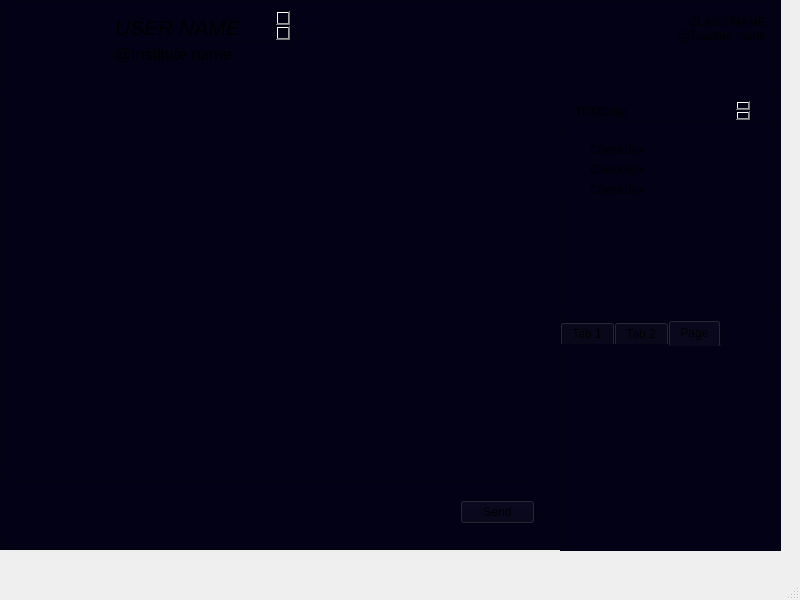
Before: the Qt Designer form student/student class.ui in HKSinha510/byteverse-kamiko_chaan, drawn with Qt 5.
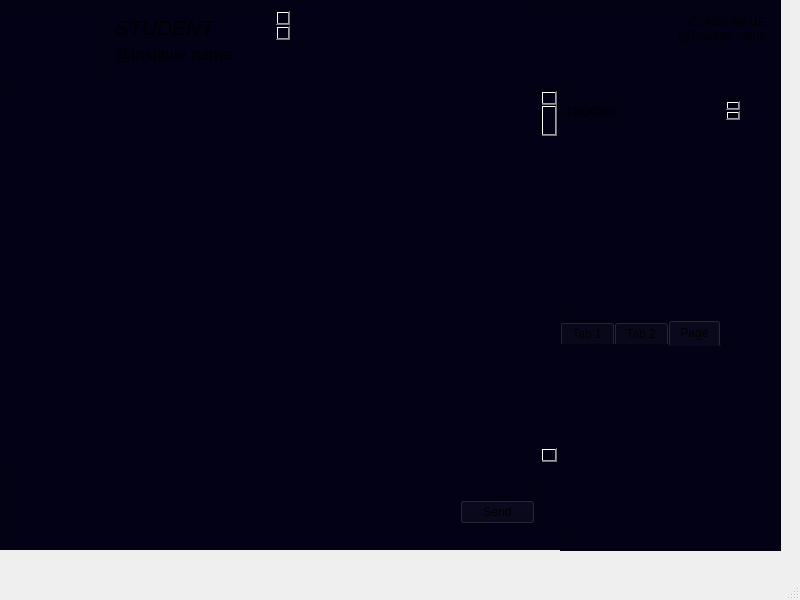
After: the same form once the commit is applied. The open tabs and pages were chosen to show the change.

What changed in the file:
```diff
--- a/student/student class.ui
+++ b/student/student class.ui
@@ -49,7 +49,7 @@
 li.unchecked::marker { content: &quot;\2610&quot;; }
 li.checked::marker { content: &quot;\2612&quot;; }
 &lt;/style&gt;&lt;/head&gt;&lt;body style=&quot; font-family:'Segoe UI'; font-size:9pt; font-weight:400; font-style:normal;&quot;&gt;
-&lt;p style=&quot; margin-top:0px; margin-bottom:0px; margin-left:0px; margin-right:0px; -qt-block-indent:0; text-indent:0px;&quot;&gt;&lt;span style=&quot; font-size:16pt; font-style:italic;&quot;&gt;USER NAME&lt;/span&gt;&lt;/p&gt;&lt;/body&gt;&lt;/html&gt;</string>
+&lt;p style=&quot; margin-top:0px; margin-bottom:0px; margin-left:0px; margin-right:0px; -qt-block-indent:0; text-indent:0px;&quot;&gt;&lt;span style=&quot; font-size:16pt; font-style:italic;&quot;&gt;STUDENT NAME&lt;/span&gt;&lt;/p&gt;&lt;/body&gt;&lt;/html&gt;</string>
      </property>
     </widget>
     <widget class="QTextEdit" name="Institutename">
@@ -91,7 +91,7 @@
       <enum>QFrame::Shadow::Raised</enum>
      </property>
     </widget>
-    <widget class="QTextEdit" name="textEdit">
+    <widget class="QTextEdit" name="Class_info">
      <property name="geometry">
       <rect>
        <x>540</x>
@@ -153,6 +153,29 @@
         <height>379</height>
        </rect>
       </property>
+      <widget class="QScrollBar" name="verticalScrollBar">
+       <property name="geometry">
+        <rect>
+         <x>540</x>
+         <y>0</y>
+         <width>16</width>
+         <height>371</height>
+        </rect>
+       </property>
+       <property name="orientation">
+        <enum>Qt::Orientation::Vertical</enum>
+       </property>
+      </widget>
+      <widget class="QListWidget" name="messagedisplay">
+       <property name="geometry">
+        <rect>
+         <x>0</x>
+         <y>0</y>
+         <width>541</width>
+         <height>371</height>
+        </rect>
+       </property>
+      </widget>
      </widget>
     </widget>
    </widget>
@@ -230,6 +253,12 @@
        <height>221</height>
       </rect>
      </property>
+     <property name="whatsThis">
+      <string>&lt;html&gt;&lt;head/&gt;&lt;body&gt;&lt;p&gt;Online&lt;/p&gt;&lt;/body&gt;&lt;/html&gt;</string>
+     </property>
+     <property name="styleSheet">
+      <string notr="true"/>
+     </property>
      <property name="currentIndex">
       <number>0</number>
      </property>
@@ -237,13 +266,13 @@
       <attribute name="title">
        <string>Tab 1</string>
       </attribute>
-      <widget class="QListView" name="listView_3">
+      <widget class="QListWidget" name="All_display">
        <property name="geometry">
         <rect>
          <x>0</x>
          <y>0</y>
-         <width>211</width>
-         <height>201</height>
+         <width>221</width>
+         <height>191</height>
         </rect>
        </property>
       </widget>
@@ -252,13 +281,13 @@
       <attribute name="title">
        <string>Tab 2</string>
       </attribute>
-      <widget class="QListView" name="listView_2">
+      <widget class="QListWidget" name="Online_display">
        <property name="geometry">
         <rect>
          <x>0</x>
          <y>0</y>
-         <width>211</width>
-         <height>201</height>
+         <width>221</width>
+         <height>191</height>
         </rect>
        </property>
       </widget>
@@ -267,13 +296,13 @@
       <attribute name="title">
        <string>Page</string>
       </attribute>
-      <widget class="QListView" name="listView">
+      <widget class="QListWidget" name="star_display">
        <property name="geometry">
         <rect>
          <x>0</x>
-         <y>1</y>
-         <width>211</width>
-         <height>201</height>
+         <y>0</y>
+         <width>221</width>
+         <height>191</height>
         </rect>
        </property>
       </widget>
@@ -305,7 +334,7 @@
     <widget class="QStackedWidget" name="stackedWidget">
      <property name="geometry">
       <rect>
-       <x>10</x>
+       <x>0</x>
        <y>10</y>
        <width>211</width>
        <height>201</height>
@@ -316,20 +345,10 @@
 background-color: rgb(3, 1, 21);</string>
      </property>
      <property name="currentIndex">
-      <number>1</number>
+      <number>0</number>
      </property>
      <widget class="QWidget" name="TODO">
-      <widget class="QListView" name="List">
-       <property name="geometry">
-        <rect>
-         <x>-10</x>
-         <y>20</y>
-         <width>221</width>
-         <height>191</height>
-        </rect>
-       </property>
-      </widget>
-      <widget class="QPlainTextEdit" name="Tabname">
+      <widget class="QTextEdit" name="textEdit_3">
        <property name="geometry">
         <rect>
          <x>0</x>
@@ -338,74 +357,59 @@
          <height>21</height>
         </rect>
        </property>
-       <property name="plainText">
-        <string>TODO list</string>
+       <property name="html">
+        <string>&lt;!DOCTYPE HTML PUBLIC &quot;-//W3C//DTD HTML 4.0//EN&quot; &quot;http://www.w3.org/TR/REC-html40/strict.dtd&quot;&gt;
+&lt;html&gt;&lt;head&gt;&lt;meta name=&quot;qrichtext&quot; content=&quot;1&quot; /&gt;&lt;meta charset=&quot;utf-8&quot; /&gt;&lt;style type=&quot;text/css&quot;&gt;
+p, li { white-space: pre-wrap; }
+hr { height: 1px; border-width: 0; }
+li.unchecked::marker { content: &quot;\2610&quot;; }
+li.checked::marker { content: &quot;\2612&quot;; }
+&lt;/style&gt;&lt;/head&gt;&lt;body style=&quot; font-family:'Segoe UI'; font-size:9pt; font-weight:400; font-style:normal;&quot;&gt;
+&lt;p style=&quot; margin-top:0px; margin-bottom:0px; margin-left:0px; margin-right:0px; -qt-block-indent:0; text-indent:0px;&quot;&gt;TODO list&lt;/p&gt;&lt;/body&gt;&lt;/html&gt;</string>
        </property>
       </widget>
-      <widget class="QCheckBox" name="checkBox">
+      <widget class="QListWidget" name="listWidget_2">
        <property name="geometry">
         <rect>
-         <x>0</x>
-         <y>40</y>
-         <width>78</width>
-         <height>20</height>
+         <x>-10</x>
+         <y>20</y>
+         <width>221</width>
+         <height>192</height>
         </rect>
-       </property>
-       <property name="text">
-        <string>CheckBox</string>
-       </property>
-      </widget>
-      <widget class="QCheckBox" name="checkBox_2">
-       <property name="geometry">
-        <rect>
-         <x>0</x>
-         <y>60</y>
-         <width>78</width>
-         <height>20</height>
-        </rect>
-       </property>
-       <property name="text">
-        <string>CheckBox</string>
-       </property>
-      </widget>
-      <widget class="QCheckBox" name="checkBox_3">
-       <property name="geometry">
-        <rect>
-         <x>0</x>
-         <y>80</y>
-         <width>78</width>
-         <height>20</height>
-        </rect>
-       </property>
-       <property name="text">
-        <string>CheckBox</string>
        </property>
       </widget>
      </widget>
      <widget class="QWidget" name="Nextclass">
-      <widget class="QListWidget" name="listWidget">
+      <widget class="QTextEdit" name="nextclass_title">
        <property name="geometry">
         <rect>
-         <x>-10</x>
+         <x>0</x>
+         <y>0</y>
+         <width>181</width>
+         <height>21</height>
+        </rect>
+       </property>
+       <property name="html">
+        <string>&lt;!DOCTYPE HTML PUBLIC &quot;-//W3C//DTD HTML 4.0//EN&quot; &quot;http://www.w3.org/TR/REC-html40/strict.dtd&quot;&gt;
+&lt;html&gt;&lt;head&gt;&lt;meta name=&quot;qrichtext&quot; content=&quot;1&quot; /&gt;&lt;meta charset=&quot;utf-8&quot; /&gt;&lt;style type=&quot;text/css&quot;&gt;
+p, li { white-space: pre-wrap; }
+hr { height: 1px; border-width: 0; }
+li.unchecked::marker { content: &quot;\2610&quot;; }
+li.checked::marker { content: &quot;\2612&quot;; }
+&lt;/style&gt;&lt;/head&gt;&lt;body style=&quot; font-family:'Segoe UI'; font-size:9pt; font-weight:400; font-style:normal;&quot;&gt;
+&lt;p style=&quot; margin-top:0px; margin-bottom:0px; margin-left:0px; margin-right:0px; -qt-block-indent:0; text-indent:0px;&quot;&gt;NEXT CLASS&lt;/p&gt;&lt;/body&gt;&lt;/html&gt;</string>
+       </property>
+      </widget>
+      <widget class="QListWidget" name="nextclass_listview">
+       <property name="geometry">
+        <rect>
+         <x>0</x>
          <y>20</y>
-         <width>221</width>
+         <width>211</width>
          <height>191</height>
         </rect>
        </property>
       </widget>
-      <widget class="QPlainTextEdit" name="plainTextEdit">
-       <property name="geometry">
-        <rect>
-         <x>0</x>
-         <y>-10</y>
-         <width>181</width>
-         <height>31</height>
-        </rect>
-       </property>
-       <property name="plainText">
-        <string>NEXT CLASSES</string>
-       </property>
-      </widget>
      </widget>
     </widget>
    </widget>
```
